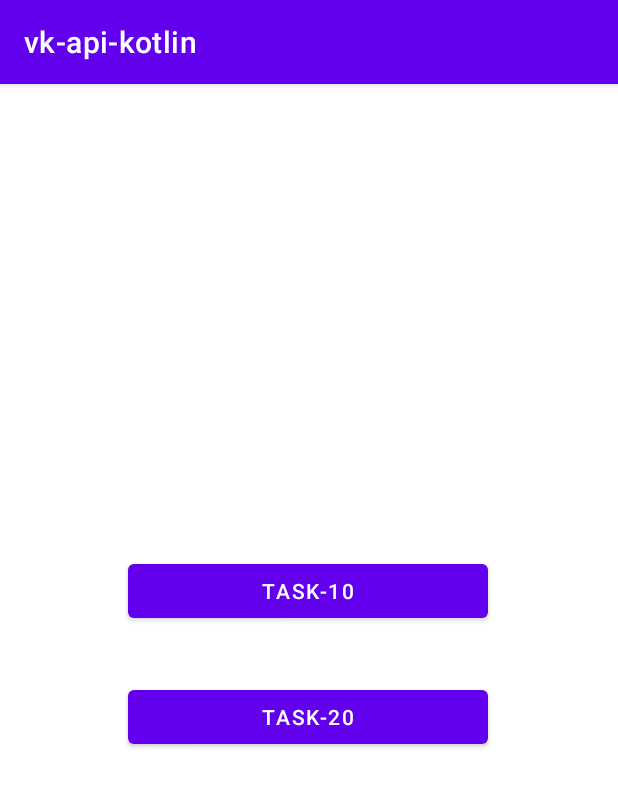
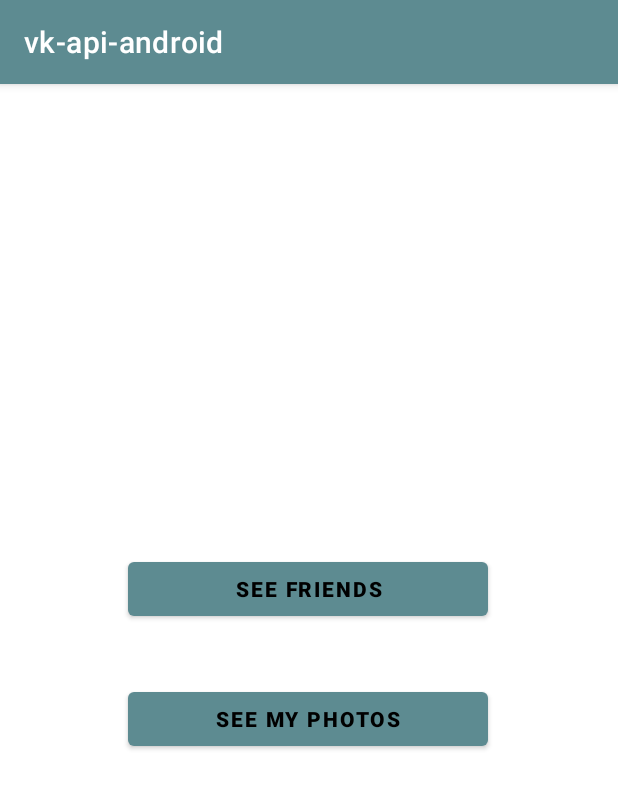
Before and after one commit to obduvan/vk-api-android, an Android app: the screen it shows after launch (LoginActivity), on a phone screen of 412 x 824 dp. Shown: the top 789 px of the screen. Run offline under Robolectric (Android 15) with nearby library versions, the phone set to English and light mode, and no system bars; libraries missing offline, so code that uses them is left out: com.vk.api, moxy.presenter.

Commit message:
upd colors, strings values

```diff
--- a/app/src/main/AndroidManifest.xml
+++ b/app/src/main/AndroidManifest.xml
@@ -4,6 +4,7 @@
 
     <uses-permission android:name="android.permission.INTERNET" />
     <application
+        android:screenOrientation="portrait"
         android:allowBackup="true"
         android:icon="@mipmap/ic_launcher"
         android:label="@string/app_name"
--- a/app/src/main/java/com/example/vk_api_android/activities/FriendsActivity.kt
+++ b/app/src/main/java/com/example/vk_api_android/activities/FriendsActivity.kt
@@ -28,7 +28,7 @@ class FriendsActivity : MvpAppCompatActivity(), FriendsView {
 
     override fun onCreate(savedInstanceState: Bundle?) {
         super.onCreate(savedInstanceState)
-        setContentView(R.layout.friends_activity)
+        setContentView(R.layout.activity_friends)
 
         rvFriends = findViewById(R.id.friends_RV)
         tvSearchError = findViewById(R.id.txt_search_error)
--- a/app/src/main/java/com/example/vk_api_android/activities/LoginActivity.kt
+++ b/app/src/main/java/com/example/vk_api_android/activities/LoginActivity.kt
@@ -13,20 +13,20 @@ import moxy.MvpAppCompatActivity
 import moxy.presenter.InjectPresenter
 
 class LoginActivity : MvpAppCompatActivity(), LoginView{
-    private lateinit var button_10: Button
+    private lateinit var button_friends: Button
 
     @InjectPresenter
     lateinit var loginPresenter: LoginPresenter
 
     override fun onCreate(savedInstanceState: Bundle?) {
-//
+
 //        val fingerprints = VKUtils.getCertificateFingerprint(this, this.getPackageName())!!
 //        Log.e("TAG", fingerprints[0].toString())
         super.onCreate(savedInstanceState)
-        setContentView(R.layout.activity_tasks)
+        setContentView(R.layout.activity_actions)
 
-        button_10 = findViewById(R.id.button_10)
-        button_10.setOnClickListener {
+        button_friends = findViewById(R.id.button_friends)
+        button_friends.setOnClickListener {
             VK.login(this@LoginActivity, listOf(VKScope.FRIENDS))
         }
     }
@@ -45,11 +45,9 @@ class LoginActivity : MvpAppCompatActivity(), LoginView{
     }
 
     override fun startLoading() {
-        TODO("Not yet implemented")
     }
 
     override fun endLoading() {
-        TODO("Not yet implemented")
     }
 
 }
--- a/app/src/main/res/layout/activity_tasks.xml
+++ b/app/src/main/res/layout/activity_actions.xml
@@ -5,29 +5,33 @@
     android:layout_height="match_parent">
 
 
-     <Button
-        android:id="@+id/button_10"
+    <Button
+        android:id="@+id/button_friends"
         android:layout_width="240dp"
         android:layout_height="48dp"
         android:layout_marginTop="280dp"
-        android:text="@string/task_10"
-        app:layout_constraintBottom_toTopOf="@+id/button_20"
+        android:text="@string/see_friends"
+        android:textColor="@color/black"
+        android:textStyle="bold"
+        app:layout_constraintBottom_toTopOf="@+id/button_photos"
         app:layout_constraintEnd_toEndOf="parent"
         app:layout_constraintHorizontal_bias="0.497"
         app:layout_constraintStart_toStartOf="parent"
         app:layout_constraintTop_toTopOf="parent" />
 
     <Button
-        android:id="@+id/button_20"
+        android:id="@+id/button_photos"
         android:layout_width="240dp"
         android:layout_height="48dp"
-        android:layout_marginTop="1dp"
+        android:layout_marginTop="6dp"
         android:layout_marginBottom="288dp"
-        android:text="@string/task_20"
+        android:text="@string/see_my_photos"
+        android:textColor="@color/black"
+        android:textStyle="bold"
         app:layout_constraintBottom_toBottomOf="parent"
         app:layout_constraintEnd_toEndOf="parent"
         app:layout_constraintHorizontal_bias="0.497"
         app:layout_constraintStart_toStartOf="parent"
-        app:layout_constraintTop_toBottomOf="@+id/button_10" />
+        app:layout_constraintTop_toBottomOf="@+id/button_friends" />
 
 </androidx.constraintlayout.widget.ConstraintLayout>
--- a/app/src/main/res/layout/friends_activity.xml
+++ b/app/src/main/res/layout/activity_friends.xml
@@ -11,6 +11,8 @@
         android:layout_width="0dp"
         android:layout_height="60dp"
         android:hint="@string/enter_name"
+        android:textColorHighlight="#00000000"
+        android:textColorLink="@color/black"
         app:layout_constraintEnd_toEndOf="parent"
         app:layout_constraintStart_toStartOf="parent"
         app:layout_constraintTop_toTopOf="parent" />
--- a/app/src/main/res/layout/activity_main.xml
+++ b/app/src/main/res/layout/activity_main.xml
@@ -35,6 +35,4 @@
         tools:srcCompat="@tools:sample/avatars" />
 
 
-
-
 </androidx.constraintlayout.widget.ConstraintLayout>
--- a/app/src/main/res/layout/block_friend.xml
+++ b/app/src/main/res/layout/block_friend.xml
@@ -46,12 +46,12 @@
 
         <ImageView
             android:id="@+id/img_online_status"
-            app:civ_border_width="2dp"
-            android:src="@drawable/online_satus"
             android:layout_width="@dimen/online_size"
             android:layout_height="@dimen/online_size"
             android:layout_gravity="center_vertical"
             android:layout_marginEnd="30dp"
+            android:src="@drawable/online_satus"
+            app:civ_border_width="2dp"
 
             />
     </LinearLayout>
--- a/app/src/main/res/values/colors.xml
+++ b/app/src/main/res/values/colors.xml
@@ -8,4 +8,5 @@
     <color name="black">#FF000000</color>
     <color name="white">#FFFFFFFF</color>
     <color name="colorPrimary">#2196F3</color>
+    <color name="colorPrimary_2">#5D8B91</color>
 </resources>
--- a/app/src/main/res/values/strings.xml
+++ b/app/src/main/res/values/strings.xml
@@ -1,14 +1,14 @@
 <resources>
-    <string name="app_name">vk-api-kotlin</string>
+    <string name="app_name">vk-api-android</string>
     <integer name="com_vk_sdk_AppId">7967508</integer>
     <string name="user_avatar">user photo from vk account</string>
-    <string name="task_20">TASK-20</string>
-    <string name="task_10">TASK-10</string>
+    <string name="see_my_photos">See my photos</string>
+    <string name="see_friends">See friends</string>
     <string name="enter_name">Enter name</string>
-    <string name="friends_no_items">У вас нет друзей :(</string>
-    <string name="login_error_credentials">Ошибка логина</string>
+    <string name="friends_no_items">No friends :(</string>
+    <string name="login_error_credentials">Login error</string>
     <string name="txt_enter_name_hint">Enter name</string>
-    <string name="friend_no_city">Город отсутствует</string>
-    <string name="friends_error_loading">Ошибка загрузки друзей</string>
+    <string name="friend_no_city">No city</string>
+    <string name="friends_error_loading">Load friends error</string>
 
 </resources>
--- a/app/src/main/res/values/themes.xml
+++ b/app/src/main/res/values/themes.xml
@@ -2,8 +2,8 @@
     <!-- Base application theme. -->
     <style name="Theme.Kotlin_vk_api_android" parent="Theme.MaterialComponents.DayNight.DarkActionBar">
         <!-- Primary brand color. -->
-        <item name="colorPrimary">@color/purple_500</item>
-        <item name="colorPrimaryVariant">@color/purple_700</item>
+        <item name="colorPrimary">@color/colorPrimary_2</item>
+        <item name="colorPrimaryVariant">@color/colorPrimary_2</item>
         <item name="colorOnPrimary">@color/white</item>
         <!-- Secondary brand color. -->
         <item name="colorSecondary">@color/teal_200</item>
```
